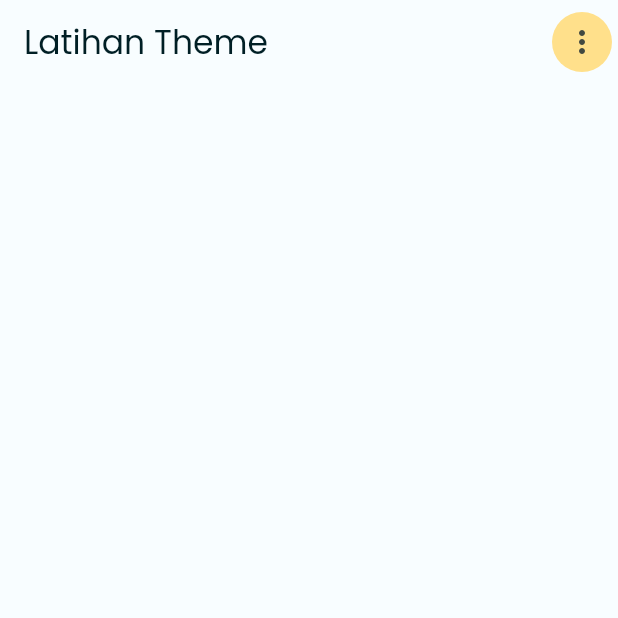
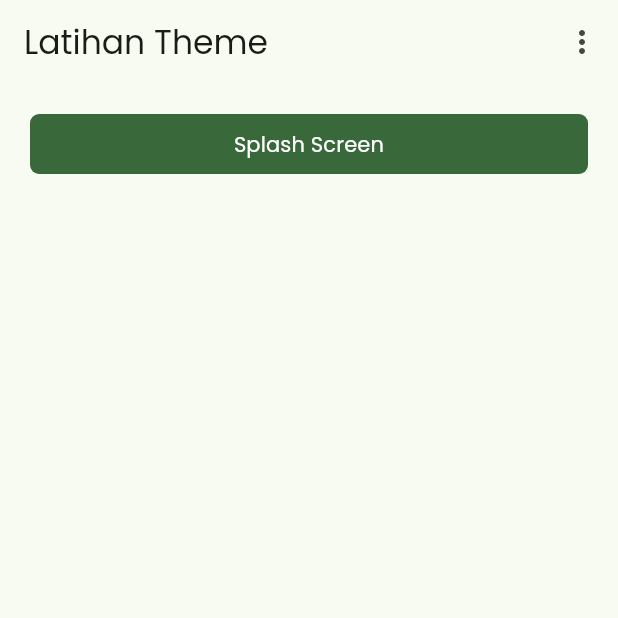
Before and after one commit to Mjajang/Lat-Themes, a Flutter app: the screen it shows after launch, on a phone screen of 412 x 824 dp, the top half of it. Run offline on Flutter 3.47's test engine with Material 3 defaults, Android fonts, the phone set to English and light mode, and no system bars; our stand-ins replace equatable, flutter_bloc, shared_preferences.

Commit message:
change color scheme and use material 3

```diff
--- a/lib/src/screens/hello_world_screen.dart
+++ b/lib/src/screens/hello_world_screen.dart
@@ -1,4 +1,5 @@
 import 'package:flutter/material.dart';
+import 'package:lat_theme/src/values/components/components.dart';
 
 import 'setting_app_screen.dart';
 
@@ -16,7 +17,7 @@ class _HelloWorldScreenState extends State<HelloWorldScreen> {
       appBar: AppBar(
         title: const Text("Latihan Theme"),
         actions: [
-          IconButton.filledTonal(
+          IconButton(
             tooltip: 'About app',
             onPressed: () {
               Navigator.push(
@@ -32,7 +33,13 @@ class _HelloWorldScreenState extends State<HelloWorldScreen> {
       ),
       body: ListView(
         physics: const BouncingScrollPhysics(),
-        children: [],
+        padding: const EdgeInsets.symmetric(horizontal: 20, vertical: 20),
+        children: [
+          CustomButton.filled(
+            onPressed: () {},
+            label: 'Splash Screen',
+          ),
+        ],
       ),
     );
   }
--- /dev/null
+++ b/lib/src/values/components/components.dart
@@ -0,0 +1 @@
+export 'custom_button.dart';
--- /dev/null
+++ b/lib/src/values/components/custom_button.dart
@@ -0,0 +1,97 @@
+import 'package:flutter/material.dart';
+
+enum ButtonStyle { filled, outlined, text }
+
+class CustomButton extends StatelessWidget {
+  const CustomButton.filled({
+    super.key,
+    required this.onPressed,
+    required this.label,
+    this.style = ButtonStyle.filled,
+    this.width = double.infinity,
+    this.height = 40.0,
+    this.borderRadius = 6.0,
+    this.icon,
+    this.disabled = false,
+    this.fontSize = 12.0,
+  });
+
+  const CustomButton.outlined({
+    super.key,
+    required this.onPressed,
+    required this.label,
+    this.style = ButtonStyle.outlined,
+    this.width = double.infinity,
+    this.height = 40.0,
+    this.borderRadius = 6.0,
+    this.icon,
+    this.disabled = false,
+    this.fontSize = 12.0,
+  });
+
+  const CustomButton.text({
+    super.key,
+    required this.onPressed,
+    required this.label,
+    this.style = ButtonStyle.text,
+    this.width = double.infinity,
+    this.height = 40.0,
+    this.borderRadius = 6.0,
+    this.icon,
+    this.disabled = false,
+    this.fontSize = 12.0,
+  });
+
+  final Function() onPressed;
+  final String label;
+  final ButtonStyle style;
+  final double width;
+  final double height;
+  final double borderRadius;
+  final Widget? icon;
+  final bool disabled;
+  final double fontSize;
+
+  @override
+  Widget build(BuildContext context) {
+    return SizedBox(
+      height: height,
+      width: width,
+      child: style == ButtonStyle.filled
+          ? FilledButton(
+              onPressed: disabled ? null : onPressed,
+              style: ElevatedButton.styleFrom(
+                shape: RoundedRectangleBorder(
+                  borderRadius: BorderRadius.circular(borderRadius),
+                ),
+              ),
+              child: Text(
+                label,
+                textAlign: TextAlign.center,
+              ),
+            )
+          : style == ButtonStyle.outlined
+              ? OutlinedButton(
+                  onPressed: disabled ? null : onPressed,
+                  style: OutlinedButton.styleFrom(
+                    side: const BorderSide(color: Colors.grey),
+                    shape: RoundedRectangleBorder(
+                      borderRadius: BorderRadius.circular(6.0),
+                    ),
+                  ),
+                  child: Text(
+                    label,
+                    style: Theme.of(context).primaryTextTheme.labelLarge,
+                    textAlign: TextAlign.center,
+                  ),
+                )
+              : TextButton(
+                  onPressed: disabled ? null : onPressed,
+                  child: Text(
+                    label,
+                    style: Theme.of(context).primaryTextTheme.labelLarge,
+                  ),
+                ),
+    );
+  }
+}
--- a/lib/src/values/constants/themes.dart
+++ b/lib/src/values/constants/themes.dart
@@ -3,79 +3,103 @@ import 'package:flutter/material.dart';
 class ThemeClass {
   static ThemeData lightTheme(String selectedFont) {
     return ThemeData(
+      useMaterial3: true,
+      brightness: lightScheme().brightness,
+      colorScheme: lightScheme(),
       fontFamily: selectedFont,
-      colorScheme: const ColorScheme(
-        brightness: Brightness.light,
-        primary: Color(0xFF006E22),
-        onPrimary: Color(0xFFFFFFFF),
-        primaryContainer: Color(0xFF91FA95),
-        onPrimaryContainer: Color(0xFF002105),
-        secondary: Color(0xFF745B00),
-        onSecondary: Color(0xFFFFFFFF),
-        secondaryContainer: Color(0xFFFFE08B),
-        onSecondaryContainer: Color(0xFF241A00),
-        tertiary: Color(0xFFB82013),
-        onTertiary: Color(0xFFFFFFFF),
-        tertiaryContainer: Color(0xFFFFDAD4),
-        onTertiaryContainer: Color(0xFF410000),
-        error: Color(0xFFBA1A1A),
-        errorContainer: Color(0xFFFFDAD6),
-        onError: Color(0xFFFFFFFF),
-        onErrorContainer: Color(0xFF410002),
-        background: Color(0xFFF8FDFF),
-        onBackground: Color(0xFF001F25),
-        surface: Color(0xFFF8FDFF),
-        onSurface: Color(0xFF001F25),
-        surfaceVariant: Color(0xFFDEE5D9),
-        onSurfaceVariant: Color(0xFF424940),
-        outline: Color(0xFF72796F),
-        onInverseSurface: Color(0xFFD6F6FF),
-        inverseSurface: Color(0xFF00363F),
-        inversePrimary: Color(0xFF76DC7B),
-        shadow: Color(0xFF000000),
-        surfaceTint: Color(0xFF006E22),
-        outlineVariant: Color(0xFFC2C9BD),
-        scrim: Color(0xFF000000),
+      textTheme: const TextTheme().apply(
+        bodyColor: lightScheme().onSurface,
+        displayColor: lightScheme().onSurface,
       ),
+      scaffoldBackgroundColor: lightScheme().background,
+      canvasColor: lightScheme().surface,
     );
   }
 
   static ThemeData darkTheme(String selectedFont) {
     return ThemeData(
+      useMaterial3: true,
+      brightness: darkScheme().brightness,
+      colorScheme: darkScheme(),
       fontFamily: selectedFont,
-      colorScheme: const ColorScheme(
-        brightness: Brightness.dark,
-        primary: Color(0xFF76DC7B),
-        onPrimary: Color(0xFF00390E),
-        primaryContainer: Color(0xFF005318),
-        onPrimaryContainer: Color(0xFF91FA95),
-        secondary: Color(0xFFF1C100),
-        onSecondary: Color(0xFF3D2F00),
-        secondaryContainer: Color(0xFF584400),
-        onSecondaryContainer: Color(0xFFFFE08B),
-        tertiary: Color(0xFFFFB4A8),
-        onTertiary: Color(0xFF690100),
-        tertiaryContainer: Color(0xFF930100),
-        onTertiaryContainer: Color(0xFFFFDAD4),
-        error: Color(0xFFFFB4AB),
-        errorContainer: Color(0xFF93000A),
-        onError: Color(0xFF690005),
-        onErrorContainer: Color(0xFFFFDAD6),
-        background: Color(0xFF001F25),
-        onBackground: Color(0xFFA6EEFF),
-        surface: Color(0xFF001F25),
-        onSurface: Color(0xFFA6EEFF),
-        surfaceVariant: Color(0xFF424940),
-        onSurfaceVariant: Color(0xFFC2C9BD),
-        outline: Color(0xFF8C9388),
-        onInverseSurface: Color(0xFF001F25),
-        inverseSurface: Color(0xFFA6EEFF),
-        inversePrimary: Color(0xFF006E22),
-        shadow: Color(0xFF000000),
-        surfaceTint: Color(0xFF76DC7B),
-        outlineVariant: Color(0xFF424940),
-        scrim: Color(0xFF000000),
+      textTheme: const TextTheme().apply(
+        bodyColor: darkScheme().onSurface,
+        displayColor: darkScheme().onSurface,
       ),
+      scaffoldBackgroundColor: darkScheme().background,
+      canvasColor: darkScheme().surface,
+    );
+  }
+
+  static ColorScheme lightScheme() {
+    return const ColorScheme(
+      brightness: Brightness.light,
+      primary: Color(0xff39693b),
+      surfaceTint: Color(0xff39693b),
+      onPrimary: Color(0xffffffff),
+      primaryContainer: Color(0xffbaf0b6),
+      onPrimaryContainer: Color(0xff002105),
+      secondary: Color(0xff735c0c),
+      onSecondary: Color(0xffffffff),
+      secondaryContainer: Color(0xffffe08b),
+      onSecondaryContainer: Color(0xff241a00),
+      tertiary: Color(0xff904b40),
+      onTertiary: Color(0xffffffff),
+      tertiaryContainer: Color(0xffffdad4),
+      onTertiaryContainer: Color(0xff3a0905),
+      error: Color(0xffba1a1a),
+      onError: Color(0xffffffff),
+      errorContainer: Color(0xffffdad6),
+      onErrorContainer: Color(0xff410002),
+      background: Color(0xfff7fbf1),
+      onBackground: Color(0xff181d17),
+      surface: Color(0xfff7fbf1),
+      onSurface: Color(0xff181d17),
+      surfaceVariant: Color(0xffdee5d9),
+      onSurfaceVariant: Color(0xff424940),
+      outline: Color(0xff72796f),
+      outlineVariant: Color(0xffc2c9bd),
+      shadow: Color(0xff000000),
+      scrim: Color(0xff000000),
+      inverseSurface: Color(0xff2d322c),
+      onInverseSurface: Color(0xffeef2e9),
+      inversePrimary: Color(0xff9fd49c),
+    );
+  }
+
+  static ColorScheme darkScheme() {
+    return const ColorScheme(
+      brightness: Brightness.dark,
+      primary: Color(0xff9fd49c),
+      surfaceTint: Color(0xff9fd49c),
+      onPrimary: Color(0xff063911),
+      primaryContainer: Color(0xff215025),
+      onPrimaryContainer: Color(0xffbaf0b6),
+      secondary: Color(0xffe3c46d),
+      onSecondary: Color(0xff3d2f00),
+      secondaryContainer: Color(0xff584400),
+      onSecondaryContainer: Color(0xffffe08b),
+      tertiary: Color(0xffffb4a8),
+      onTertiary: Color(0xff561e16),
+      tertiaryContainer: Color(0xff73342a),
+      onTertiaryContainer: Color(0xffffdad4),
+      error: Color(0xffffb4ab),
+      onError: Color(0xff690005),
+      errorContainer: Color(0xff93000a),
+      onErrorContainer: Color(0xffffdad6),
+      background: Color(0xff10140f),
+      onBackground: Color(0xffe0e4db),
+      surface: Color(0xff10140f),
+      onSurface: Color(0xffe0e4db),
+      surfaceVariant: Color(0xff424940),
+      onSurfaceVariant: Color(0xffc2c9bd),
+      outline: Color(0xff8c9388),
+      outlineVariant: Color(0xff424940),
+      shadow: Color(0xff000000),
+      scrim: Color(0xff000000),
+      inverseSurface: Color(0xffe0e4db),
+      onInverseSurface: Color(0xff2d322c),
+      inversePrimary: Color(0xff39693b),
     );
   }
 }
--- a/pubspec.yaml
+++ b/pubspec.yaml
@@ -23,6 +23,7 @@ flutter:
   uses-material-design: true
   assets:
     - assets/fonts/
+    - assets/images/
   fonts:
     - family: Poppins
       fonts:
```
